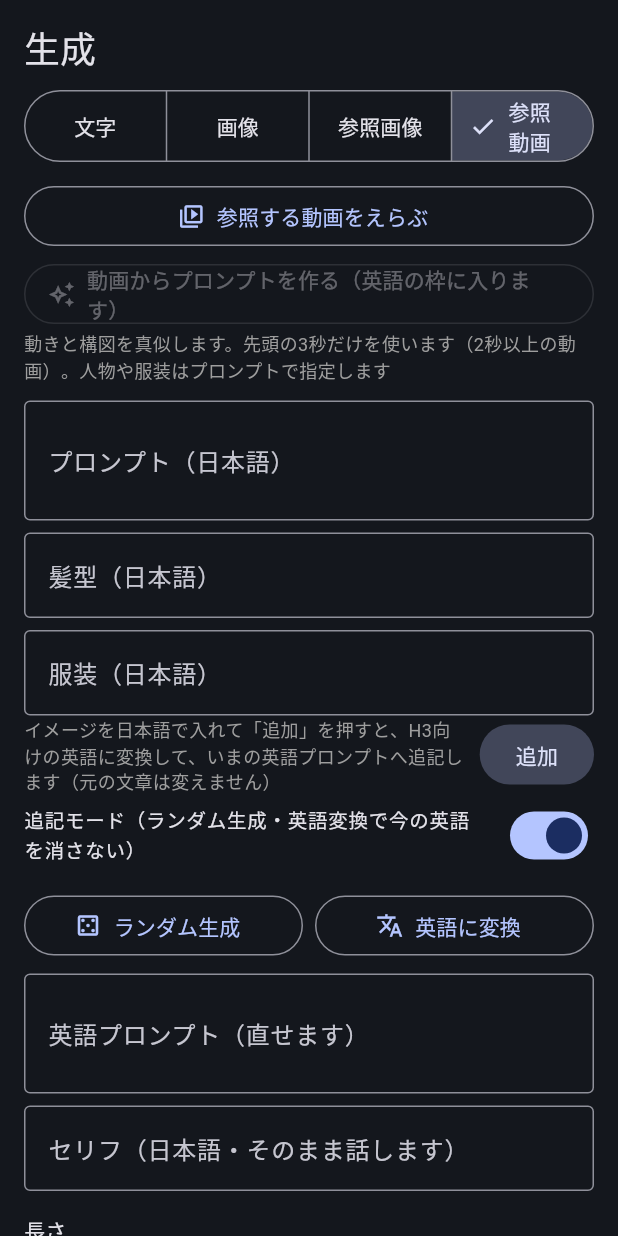
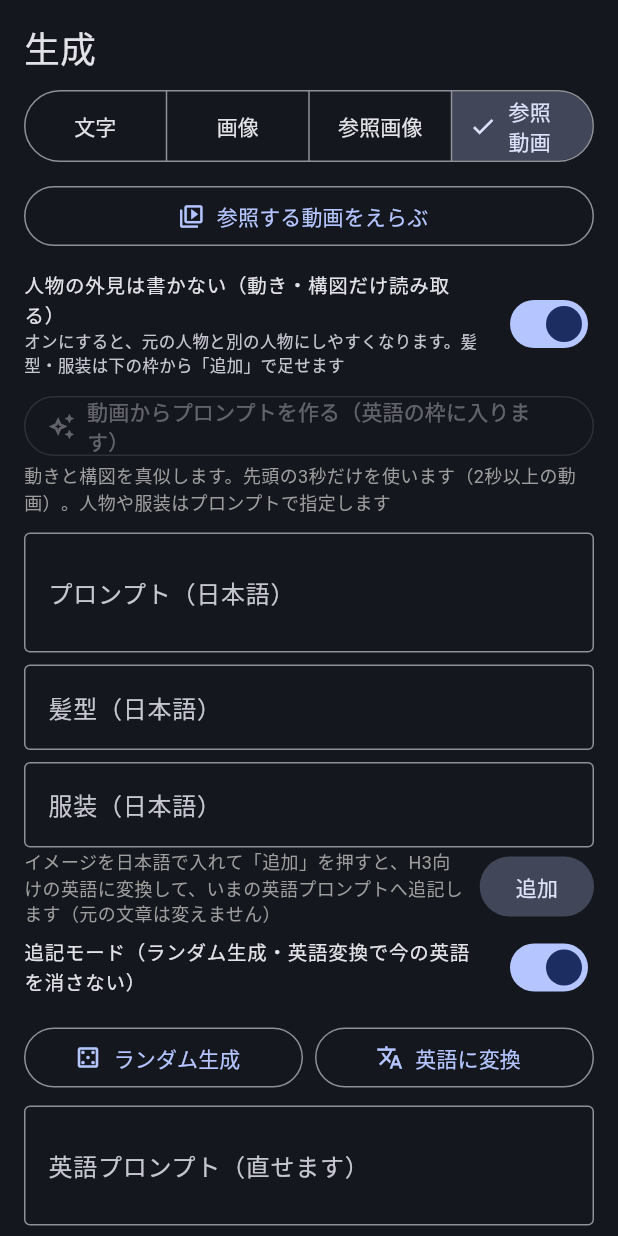
Before and after one commit to tachu2002/colab-video-app, a Flutter app: the GeneratePage widget shown alone on an empty page, opened directly with empty values, after a tap on "画像", after a tap on "参照画像", after a tap on "参照動画", on a phone screen of 412 x 824 dp. Run offline on Flutter 3.47's test engine with Material 3 defaults, Android fonts, the phone set to English and light mode, and no system bars; our stand-ins replace image_picker, shared_preferences, video_player; accounts and stored records are empty; network calls fail; Roboto replaces fonts that are missing (NotoSansJP).

Commit message:
v26: 動画からプロンプト作成で人物の外見を書かない選択肢
Co-Authored-By: Claude Sonnet 5.5 <noreply@anthropic.com>
Claude-Session: https://claude.ai/code/session_011eKQXRMMNXj2BFW5Ye8Air

```diff
--- a/lib/api.dart
+++ b/lib/api.dart
@@ -90,8 +90,8 @@ class HelperApi {
   }
 
   /// 動画 → H3用の英語プロンプト。時間がかかるので、ジョブにして進み具合を聞きに行く
-  Future<String> videoPrompt(String videoB64, int seconds, void Function(String) onStage, bool Function() cancelled) async {
-    final j = await _send('POST', '/video_prompt', {'video_b64': videoB64, 'seconds': seconds});
+  Future<String> videoPrompt(String videoB64, int seconds, void Function(String) onStage, bool Function() cancelled, {bool noLook = true}) async {
+    final j = await _send('POST', '/video_prompt', {'video_b64': videoB64, 'seconds': seconds, 'no_look': noLook});
     final id = j['job'] as String;
     final t0 = DateTime.now();
     while (DateTime.now().difference(t0).inMinutes < 25) {
--- a/lib/page_generate.dart
+++ b/lib/page_generate.dart
@@ -24,6 +24,7 @@ class _GeneratePageState extends State<GeneratePage> {
   final List<XFile> images = [];
   XFile? refVideo;
   String vpStage = '';
+  bool vpNoLook = true;
   int seconds = 5;
   String ratio = '9:16';
   String preset = 'high';
@@ -112,7 +113,7 @@ class _GeneratePageState extends State<GeneratePage> {
     try {
       final vb = await refVideo!.readAsBytes();
       if (vb.length > 60 * 1024 * 1024) throw Exception('動画が大きすぎます（60MB以下にしてください）');
-      final r = await HelperApi(st).videoPrompt(base64Encode(vb), seconds, (t) { if (mounted) setState(() => vpStage = t); }, () => !mounted);
+      final r = await HelperApi(st).videoPrompt(base64Encode(vb), seconds, (t) { if (mounted) setState(() => vpStage = t); }, () => !mounted, noLook: vpNoLook);
       en.text = r;
     } catch (e) { error = e.toString(); }
     if (mounted) setState(() { busyText = false; vpStage = ''; });
@@ -339,6 +340,9 @@ class _GeneratePageState extends State<GeneratePage> {
         OutlinedButton.icon(onPressed: running ? null : _pickVideo, icon: const Icon(Icons.video_library_outlined),
           label: Text(refVideo == null ? '参照する動画をえらぶ' : '選択中: ${refVideo!.name}')),
         const SizedBox(height: 4),
+        SwitchListTile(dense: true, contentPadding: EdgeInsets.zero, title: const Text('人物の外見は書かない（動き・構図だけ読み取る）', style: TextStyle(fontSize: 13)),
+          subtitle: const Text('オンにすると、元の人物と別の人物にしやすくなります。髪型・服装は下の枠から「追加」で足せます', style: TextStyle(fontSize: 11)),
+          value: vpNoLook, onChanged: (v) => setState(() => vpNoLook = v)),
         OutlinedButton.icon(onPressed: busyText || running || refVideo == null ? null : _videoPrompt, icon: const Icon(Icons.auto_awesome_outlined),
           label: Text(busyText && vpStage.isNotEmpty ? vpStage : '動画からプロンプトを作る（英語の枠に入ります）')),
         const Text('動きと構図を真似します。先頭の3秒だけを使います（2秒以上の動画）。人物や服装はプロンプトで指定します', style: TextStyle(fontSize: 12, color: Colors.grey)),
```
Also changed, not shown: 1 other file.
